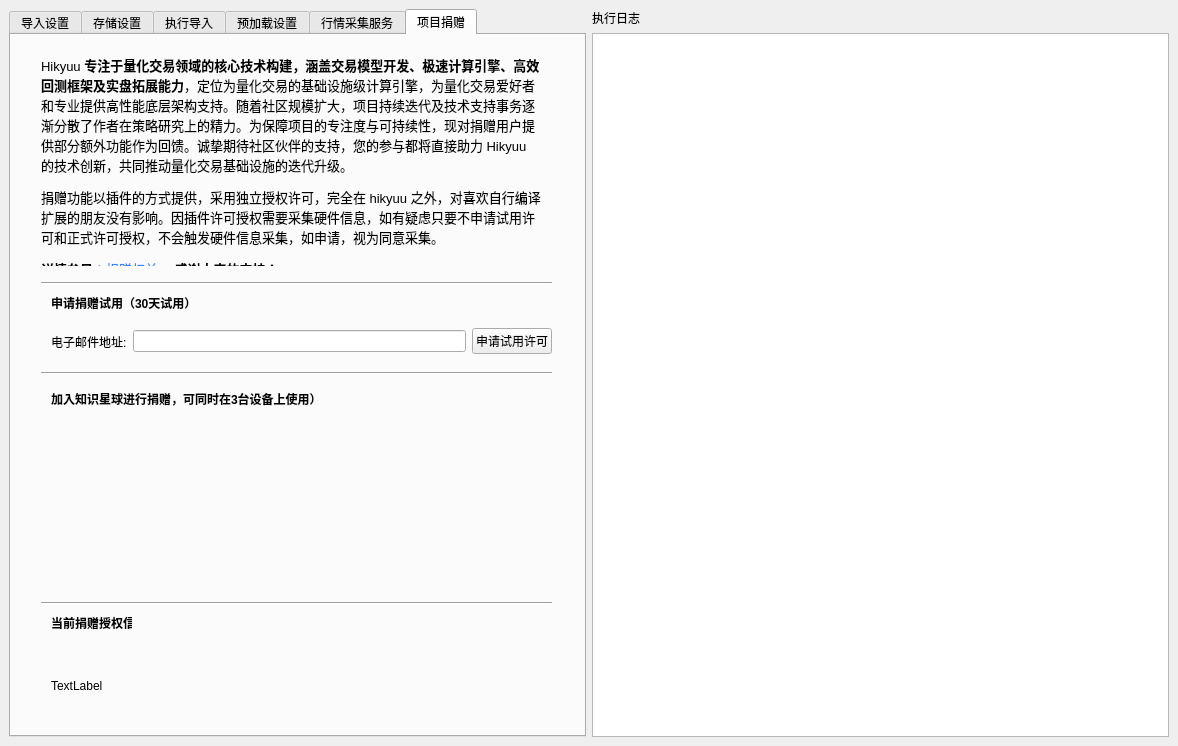
The window that hikyuu/gui/data/MainWindow.ui (fasiondog/hikyuu) describes before a commit, drawn with Qt 5.
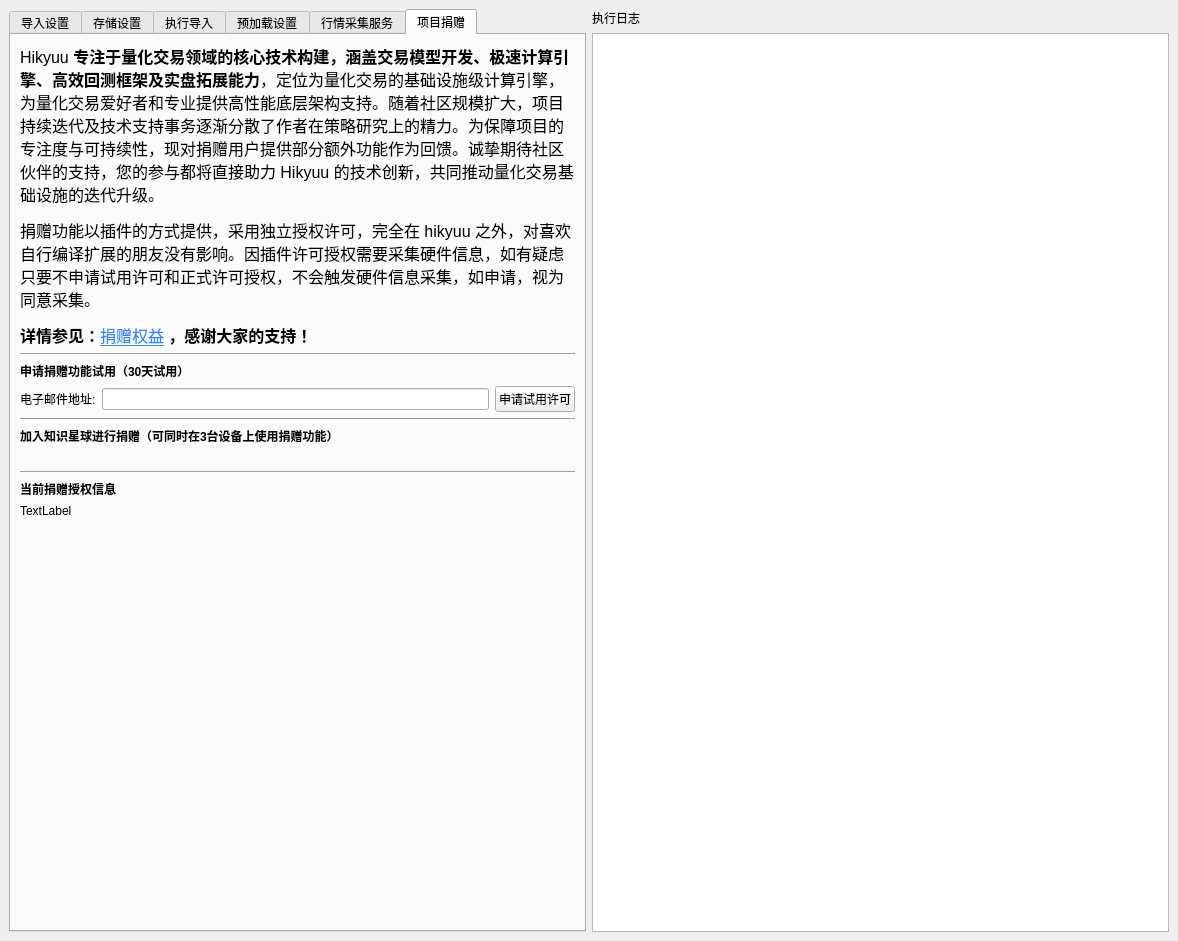
The same window after the commit. The open tabs and pages were chosen to show the change. Icons and pictures are not drawn.

Commit message: 优化 HikyuuTDX GUI

The edit to the form file:
```diff
--- a/hikyuu/gui/data/MainWindow.ui
+++ b/hikyuu/gui/data/MainWindow.ui
@@ -7,7 +7,7 @@
     <x>0</x>
     <y>0</y>
     <width>1178</width>
-    <height>746</height>
+    <height>941</height>
    </rect>
   </property>
   <property name="windowTitle">
@@ -1891,34 +1891,9 @@
        <attribute name="title">
         <string>项目捐赠</string>
        </attribute>
-       <widget class="QLabel" name="label_44">
-        <property name="geometry">
-         <rect>
-          <x>40</x>
-          <y>380</y>
-          <width>291</width>
-          <height>171</height>
-         </rect>
-        </property>
-        <property name="text">
-         <string/>
-        </property>
-        <property name="pixmap">
-         <pixmap>../images/star.png</pixmap>
-        </property>
-        <property name="scaledContents">
-         <bool>true</bool>
-        </property>
-       </widget>
+       <layout class="QVBoxLayout" name="verticalLayout_18">
+        <item>
        <widget class="QLabel" name="label_46">
-        <property name="geometry">
-         <rect>
-          <x>30</x>
-          <y>20</y>
-          <width>501</width>
-          <height>211</height>
-         </rect>
-        </property>
         <property name="text">
          <string>&lt;!DOCTYPE HTML PUBLIC &quot;-//W3C//DTD HTML 4.0//EN&quot; &quot;http://www.w3.org/TR/REC-html40/strict.dtd&quot;&gt;
 &lt;html&gt;&lt;head&gt;&lt;meta name=&quot;qrichtext&quot; content=&quot;1&quot; /&gt;&lt;meta charset=&quot;utf-8&quot; /&gt;&lt;style type=&quot;text/css&quot;&gt;
@@ -1926,130 +1901,38 @@
 hr { height: 1px; border-width: 0; }
 li.unchecked::marker { content: &quot;\2610&quot;; }
 li.checked::marker { content: &quot;\2612&quot;; }
-&lt;/style&gt;&lt;/head&gt;&lt;body style=&quot; font-family:'Microsoft YaHei UI'; font-size:9pt; font-weight:400; font-style:normal;&quot;&gt;
-&lt;p style=&quot; margin-top:12px; margin-bottom:12px; margin-left:0px; margin-right:0px; -qt-block-indent:0; text-indent:0px;&quot;&gt;&lt;span style=&quot; font-family:'.AppleSystemUIFont'; font-size:10pt;&quot;&gt;Hikyuu &lt;/span&gt;&lt;span style=&quot; font-family:'.AppleSystemUIFont'; font-size:10pt; font-weight:700;&quot;&gt;专注于量化交易领域的核心技术构建，涵盖交易模型开发、极速计算引擎、高效回测框架及实盘拓展能力&lt;/span&gt;&lt;span style=&quot; font-family:'.AppleSystemUIFont'; font-size:10pt;&quot;&gt;，定位为量化交易的基础设施级计算引擎，为量化交易爱好者和专业提供高性能底层架构支持。随着社区规模扩大，项目持续迭代及技术支持事务逐渐分散了作者在策略研究上的精力。为保障项目的专注度与可持续性，现对捐赠用户提供部分额外功能作为回馈。诚挚期待社区伙伴的支持，您的参与都将直接助力 Hikyuu 的技术创新，共同推动量化交易基础设施的迭代升级。&lt;/span&gt;&lt;/p&gt;
-&lt;p style=&quot; margin-top:12px; margin-bottom:12px; margin-left:0px; margin-right:0px; -qt-block-indent:0; text-indent:0px;&quot;&gt;&lt;span style=&quot; font-family:'.AppleSystemUIFont'; font-size:10pt;&quot;&gt;捐赠功能以插件的方式提供，采用独立授权许可，完全在 hikyuu 之外，对喜欢自行编译扩展的朋友没有影响。因插件许可授权需要采集硬件信息，如有疑虑只要不申请试用许可和正式许可授权，不会触发硬件信息采集，如申请，视为同意采集。&lt;/span&gt;&lt;/p&gt;
-&lt;p style=&quot; margin-top:12px; margin-bottom:12px; margin-left:0px; margin-right:0px; -qt-block-indent:0; text-indent:0px;&quot;&gt;&lt;span style=&quot; font-family:'.AppleSystemUIFont'; font-size:10pt; font-weight:700;&quot;&gt;详情参见：&lt;/span&gt;&lt;a href=&quot;https://hikyuu.readthedocs.io/zh-cn/latest/vip/vip-plan.html&quot;&gt;&lt;span style=&quot; font-family:'.AppleSystemUIFont'; font-size:10pt; text-decoration: underline; color:#3586ff;&quot;&gt;捐赠权益&lt;/span&gt;&lt;/a&gt;&lt;span style=&quot; font-family:'.AppleSystemUIFont'; font-size:10pt; font-weight:700;&quot;&gt; ，感谢大家的支持！&lt;/span&gt;&lt;/p&gt;&lt;/body&gt;&lt;/html&gt;</string>
+&lt;/style&gt;&lt;/head&gt;&lt;body style=&quot; font-family:'.AppleSystemUIFont'; font-size:13pt; font-weight:400; font-style:normal;&quot;&gt;
+&lt;p style=&quot; margin-top:12px; margin-bottom:12px; margin-left:0px; margin-right:0px; -qt-block-indent:0; text-indent:0px;&quot;&gt;&lt;span style=&quot; font-size:12pt;&quot;&gt;Hikyuu &lt;/span&gt;&lt;span style=&quot; font-size:12pt; font-weight:700;&quot;&gt;专注于量化交易领域的核心技术构建，涵盖交易模型开发、极速计算引擎、高效回测框架及实盘拓展能力&lt;/span&gt;&lt;span style=&quot; font-size:12pt;&quot;&gt;，定位为量化交易的基础设施级计算引擎，为量化交易爱好者和专业提供高性能底层架构支持。随着社区规模扩大，项目持续迭代及技术支持事务逐渐分散了作者在策略研究上的精力。为保障项目的专注度与可持续性，现对捐赠用户提供部分额外功能作为回馈。诚挚期待社区伙伴的支持，您的参与都将直接助力 Hikyuu 的技术创新，共同推动量化交易基础设施的迭代升级。&lt;/span&gt;&lt;/p&gt;
+&lt;p style=&quot; margin-top:12px; margin-bottom:12px; margin-left:0px; margin-right:0px; -qt-block-indent:0; text-indent:0px;&quot;&gt;&lt;span style=&quot; font-size:12pt;&quot;&gt;捐赠功能以插件的方式提供，采用独立授权许可，完全在 hikyuu 之外，对喜欢自行编译扩展的朋友没有影响。因插件许可授权需要采集硬件信息，如有疑虑只要不申请试用许可和正式许可授权，不会触发硬件信息采集，如申请，视为同意采集。&lt;/span&gt;&lt;/p&gt;
+&lt;p style=&quot; margin-top:12px; margin-bottom:12px; margin-left:0px; margin-right:0px; -qt-block-indent:0; text-indent:0px;&quot;&gt;&lt;span style=&quot; font-size:12pt; font-weight:700;&quot;&gt;详情参见：&lt;/span&gt;&lt;a href=&quot;https://hikyuu.readthedocs.io/zh-cn/latest/vip/vip-plan.html&quot;&gt;&lt;span style=&quot; font-size:12pt; text-decoration: underline; color:#3586ff;&quot;&gt;捐赠权益&lt;/span&gt;&lt;/a&gt;&lt;span style=&quot; font-size:12pt; font-weight:700;&quot;&gt; ，感谢大家的支持！&lt;/span&gt;&lt;/p&gt;&lt;/body&gt;&lt;/html&gt;</string>
         </property>
         <property name="wordWrap">
          <bool>true</bool>
         </property>
        </widget>
+        </item>
+        <item>
        <widget class="Line" name="line_2">
-        <property name="geometry">
-         <rect>
-          <x>30</x>
-          <y>240</y>
-          <width>511</width>
-          <height>16</height>
-         </rect>
-        </property>
         <property name="orientation">
          <enum>Qt::Horizontal</enum>
         </property>
        </widget>
+        </item>
+        <item>
+         <layout class="QVBoxLayout" name="verticalLayout_15">
+          <item>
        <widget class="QLabel" name="label_47">
-        <property name="geometry">
-         <rect>
-          <x>40</x>
-          <y>260</y>
-          <width>151</width>
-          <height>16</height>
-         </rect>
-        </property>
         <property name="font">
          <font>
           <bold>true</bold>
          </font>
         </property>
         <property name="text">
-         <string>申请捐赠试用（30天试用）</string>
-        </property>
-       </widget>
-       <widget class="Line" name="line_3">
-        <property name="geometry">
-         <rect>
-          <x>30</x>
-          <y>330</y>
-          <width>511</width>
-          <height>16</height>
-         </rect>
-        </property>
-        <property name="orientation">
-         <enum>Qt::Horizontal</enum>
-        </property>
-       </widget>
-       <widget class="QLabel" name="label_48">
-        <property name="geometry">
-         <rect>
-          <x>40</x>
-          <y>356</y>
-          <width>331</width>
-          <height>16</height>
-         </rect>
-        </property>
-        <property name="font">
-         <font>
-          <bold>true</bold>
-         </font>
-        </property>
-        <property name="text">
-         <string>加入知识星球进行捐赠，可同时在3台设备上使用）</string>
-        </property>
-       </widget>
-       <widget class="Line" name="line_4">
-        <property name="geometry">
-         <rect>
-          <x>30</x>
-          <y>560</y>
-          <width>511</width>
-          <height>16</height>
-         </rect>
-        </property>
-        <property name="orientation">
-         <enum>Qt::Horizontal</enum>
-        </property>
-       </widget>
-       <widget class="QLabel" name="label_49">
-        <property name="geometry">
-         <rect>
-          <x>40</x>
-          <y>580</y>
-          <width>81</width>
-          <height>16</height>
-         </rect>
-        </property>
-        <property name="font">
-         <font>
-          <bold>true</bold>
-         </font>
-        </property>
-        <property name="text">
-         <string>当前捐赠授权信息</string>
-        </property>
-       </widget>
-       <widget class="QLabel" name="label_license">
-        <property name="geometry">
-         <rect>
-          <x>40</x>
-          <y>610</y>
-          <width>511</width>
-          <height>81</height>
-         </rect>
-        </property>
-        <property name="text">
-         <string>TextLabel</string>
-        </property>
-       </widget>
-       <widget class="QWidget" name="layoutWidget">
-        <property name="geometry">
-         <rect>
-          <x>40</x>
-          <y>290</y>
-          <width>501</width>
-          <height>33</height>
-         </rect>
-        </property>
+             <string>申请捐赠功能试用（30天试用）</string>
+            </property>
+           </widget>
+          </item>
+          <item>
         <layout class="QHBoxLayout" name="horizontalLayout_20">
          <item>
           <widget class="QLabel" name="label_45">
@@ -2069,7 +1952,101 @@
           </widget>
          </item>
         </layout>
-       </widget>
+          </item>
+         </layout>
+        </item>
+        <item>
+         <widget class="Line" name="line_3">
+          <property name="orientation">
+           <enum>Qt::Horizontal</enum>
+          </property>
+         </widget>
+        </item>
+        <item>
+         <layout class="QVBoxLayout" name="verticalLayout_16">
+          <item>
+           <widget class="QLabel" name="label_48">
+            <property name="font">
+             <font>
+              <bold>true</bold>
+             </font>
+            </property>
+            <property name="text">
+             <string>加入知识星球进行捐赠（可同时在3台设备上使用捐赠功能）</string>
+            </property>
+           </widget>
+          </item>
+          <item>
+           <widget class="QLabel" name="label_44">
+            <property name="sizePolicy">
+             <sizepolicy hsizetype="Fixed" vsizetype="Fixed">
+              <horstretch>0</horstretch>
+              <verstretch>0</verstretch>
+             </sizepolicy>
+            </property>
+            <property name="maximumSize">
+             <size>
+              <width>300</width>
+              <height>160</height>
+             </size>
+            </property>
+            <property name="text">
+             <string/>
+            </property>
+            <property name="pixmap">
+             <pixmap>../images/star.png</pixmap>
+            </property>
+            <property name="scaledContents">
+             <bool>true</bool>
+            </property>
+           </widget>
+          </item>
+         </layout>
+        </item>
+        <item>
+         <widget class="Line" name="line_4">
+          <property name="orientation">
+           <enum>Qt::Horizontal</enum>
+          </property>
+         </widget>
+        </item>
+        <item>
+         <layout class="QVBoxLayout" name="verticalLayout_17">
+          <item>
+           <widget class="QLabel" name="label_49">
+            <property name="font">
+             <font>
+              <bold>true</bold>
+             </font>
+            </property>
+            <property name="text">
+             <string>当前捐赠授权信息</string>
+            </property>
+           </widget>
+          </item>
+          <item>
+           <widget class="QLabel" name="label_license">
+            <property name="text">
+             <string>TextLabel</string>
+            </property>
+           </widget>
+          </item>
+         </layout>
+        </item>
+        <item>
+         <spacer name="verticalSpacer_21">
+          <property name="orientation">
+           <enum>Qt::Vertical</enum>
+          </property>
+          <property name="sizeHint" stdset="0">
+           <size>
+            <width>20</width>
+            <height>40</height>
+           </size>
+          </property>
+         </spacer>
+        </item>
+       </layout>
       </widget>
      </widget>
     </item>
```
Left out of the diff: 218 changed lines with no effect on the pictures. Lines whose indentation alone changed are shown as unchanged. The commit also changes 1 other file.
